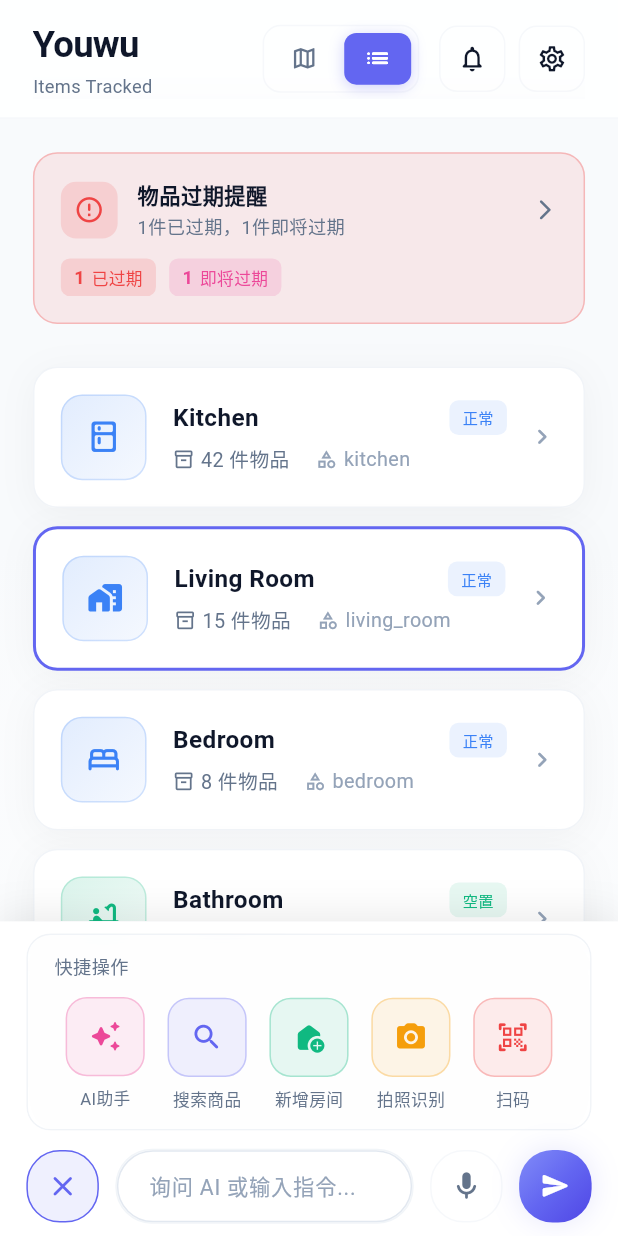
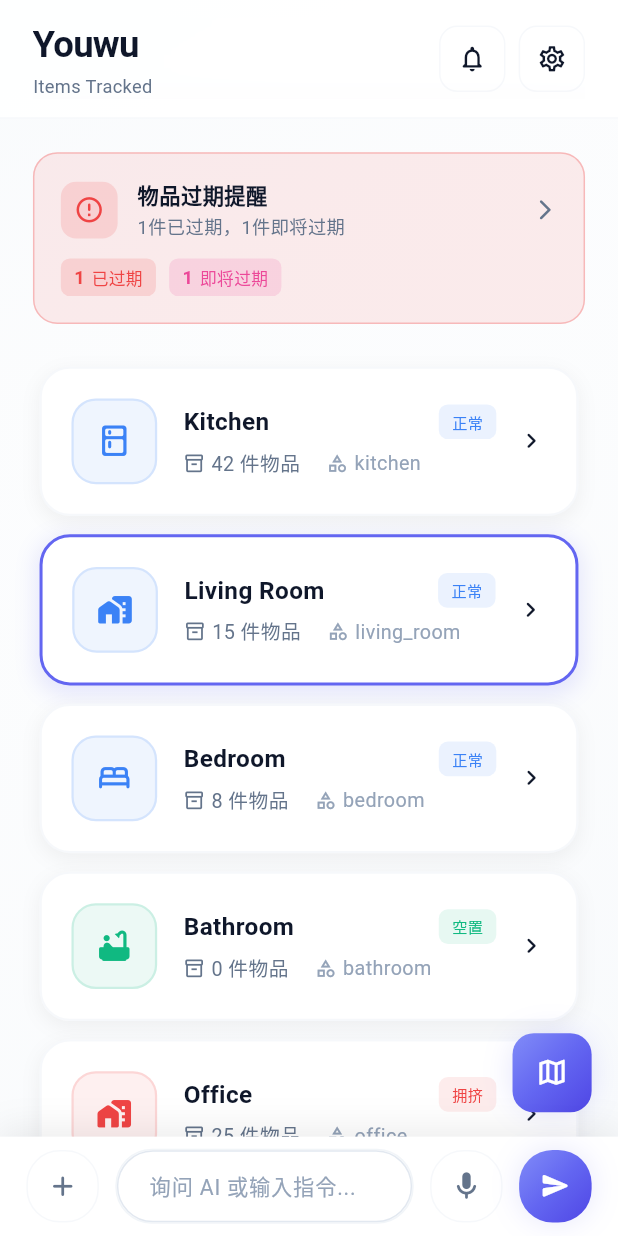
Before and after one commit to vluma/count_it_items, a Flutter app: the screen it shows after launch, after a tap on the "list" icon, on a phone screen of 412 x 824 dp. Run offline on Flutter 3.47's test engine with Material 3 defaults, Android fonts, the phone set to English and light mode, and no system bars; our stand-ins replace flutter_bloc, flutter_screenutil, flutter_tts, freezed_annotation, get_it, image_picker and 4 more; missing offline and left inert: mobile_scanner; accounts and stored records are empty; generated files the repository leaves out were written again.

Commit message:
feat: 优化房间卡片和地图交互体验
重构房间卡片样式，增加选中状态动画效果
改进地图点击检测算法，提升交互准确性
移除首页顶部的视图切换按钮，改为浮动按钮
调整页面背景渐变和布局样式

```diff
--- a/lib/features/home/view/home_page.dart
+++ b/lib/features/home/view/home_page.dart
@@ -25,8 +25,6 @@
   ViewMode _viewMode = ViewMode.map;
   final TransformationController _transformationController = TransformationController();
   final GlobalKey _customPaintKey = GlobalKey();
-  Offset? _pointerDownPosition;
-  int? _pointerDownTime;
 
   @override
   void initState() {
@@ -62,14 +60,12 @@
                       top: safePadding.top,
                       left: 0,
                       right: 0,
-                      child: HomeAppBar(
-                        viewMode: _viewMode,
-                        onViewModeChanged: (mode) {
-                          setState(() {
-                            _viewMode = mode;
-                          });
-                        },
+                      child: const HomeAppBar(),
                     ),
+                    Positioned(
+                      right: 16.w,
+                      bottom: 16.h,
+                      child: _buildViewModeFAB(colors),
                     ),
                   ],
                 ),
@@ -86,14 +82,14 @@
     return Container(
       decoration: BoxDecoration(
         gradient: LinearGradient(
-          begin: Alignment.topCenter,
-          end: Alignment.bottomCenter,
+          begin: Alignment.topLeft,
+          end: Alignment.bottomRight,
           colors: [
             colors.background,
-            colors.background.withValues(alpha: 0.95),
-            colors.surface.withValues(alpha: 0.3),
+            colors.surface.withValues(alpha: 0.5),
+            colors.background.withValues(alpha: 0.8),
           ],
-          stops: const [0.0, 0.6, 1.0],
+          stops: const [0.0, 0.4, 1.0],
         ),
       ),
     );
@@ -115,9 +111,15 @@
                   ),
                 ),
               Expanded(
+                child: AnimatedSwitcher(
+                  duration: const Duration(milliseconds: 300),
+                  transitionBuilder: (child, animation) {
+                    return FadeTransition(opacity: animation, child: child);
+                  },
                   child: _viewMode == ViewMode.map
                       ? _buildMapView(state, context)
                       : _buildListView(space.rooms, colors),
+                ),
               ),
             ],
           );
@@ -137,36 +139,7 @@
       colors: colors,
     );
 
-    return Listener(
-      onPointerDown: (event) {
-        _pointerDownPosition = event.localPosition;
-        _pointerDownTime = DateTime.now().millisecondsSinceEpoch;
-      },
-      onPointerUp: (event) {
-        if (_pointerDownPosition == null || _pointerDownTime == null) return;
-
-        final timeDiff = DateTime.now().millisecondsSinceEpoch - _pointerDownTime!;
-        final distance = (event.localPosition - _pointerDownPosition!).distance;
-
-        if (timeDiff < 500 && distance < 20) {
-          final RenderBox? customPaintBox = _customPaintKey.currentContext?.findRenderObject() as RenderBox?;
-          if (customPaintBox == null) return;
-          final size = customPaintBox.size;
-
-          final transform = _transformationController.value;
-          final inverseTransform = Matrix4.inverted(transform);
-          final transformedPoint = MatrixUtils.transformPoint(inverseTransform, event.localPosition);
-
-          final roomId = painter.hitTestRoom(transformedPoint, size);
-          if (roomId != null) {
-            context.read<MapCubit>().add(SelectRoom(roomId: roomId));
-          }
-        }
-
-        _pointerDownPosition = null;
-        _pointerDownTime = null;
-      },
-      child: InteractiveViewer(
+    return InteractiveViewer(
       transformationController: _transformationController,
       boundaryMargin: const EdgeInsets.all(200),
       minScale: 0.1,
@@ -174,11 +147,27 @@
       panEnabled: true,
       scaleEnabled: true,
       child: RepaintBoundary(
+        child: Builder(
+          builder: (context) {
+            return GestureDetector(
+              behavior: HitTestBehavior.opaque,
+              onTapUp: (details) {
+                final RenderBox? customPaintBox = _customPaintKey.currentContext?.findRenderObject() as RenderBox?;
+                if (customPaintBox == null) return;
+                final size = customPaintBox.size;
+
+                final roomId = painter.hitTestRoom(details.localPosition, size);
+                if (roomId != null) {
+                  context.read<MapCubit>().add(SelectRoom(roomId: roomId));
+                }
+              },
               child: CustomPaint(
                 key: _customPaintKey,
                 painter: painter,
                 size: Size.infinite,
               ),
+            );
+          }
         ),
       ),
     );
@@ -196,4 +185,28 @@
       },
     );
   }
+
+  Widget _buildViewModeFAB(AppColorsData colors) {
+    return GestureDetector(
+      onTap: () {
+        setState(() {
+          _viewMode = _viewMode == ViewMode.map ? ViewMode.list : ViewMode.map;
+        });
+      },
+      child: Container(
+        width: 48.w,
+        height: 48.w,
+        decoration: BoxDecoration(
+          gradient: colors.primaryGradient,
+          borderRadius: BorderRadius.circular(14.r),
+          boxShadow: colors.primaryGlow,
+        ),
+        child: Icon(
+          _viewMode == ViewMode.map ? Icons.list_rounded : Icons.map_outlined,
+          size: 22.sp,
+          color: Colors.white,
+        ),
+      ),
+    );
   }
+}
--- a/lib/features/home/view/widgets/ai_input_bar.dart
+++ b/lib/features/home/view/widgets/ai_input_bar.dart
@@ -191,10 +191,10 @@
   @override
   Widget build(BuildContext context) {
     final colors = AppColors.of(context);
-    final safePadding = MediaQuery.of(context).padding;
+    final viewPadding = MediaQuery.of(context).viewPadding;
 
     return Container(
-      padding: EdgeInsets.fromLTRB(16.w, 8.h, 16.w, safePadding.bottom + 8.h),
+      padding: EdgeInsets.fromLTRB(16.w, 8.h, 16.w, viewPadding.bottom + 8.h),
       decoration: BoxDecoration(
         color: colors.surface,
         boxShadow: [
--- a/lib/features/home/view/widgets/floating_action_button.dart
+++ b/lib/features/home/view/widgets/floating_action_button.dart
@@ -7,7 +7,7 @@
 import 'package:youwu/core/theme/app_colors.dart';
 import 'package:youwu/features/chat/view_model/chat_cubit.dart';
 import 'package:youwu/features/chat/view/chat_page.dart';
-import 'package:youwu/features/home/view/room_canvas_page.dart';
+import 'package:youwu/features/home/view/room_drawing_page.dart';
 import 'package:youwu/features/home/view/room_form_page.dart';
 import 'package:youwu/features/home/view/scanner_page.dart';
 import 'package:youwu/features/home/view_model/map_cubit.dart';
@@ -190,7 +190,7 @@
 
     final points = await Navigator.of(context).push<List<Offset>>(
       MaterialPageRoute(
-        builder: (context) => RoomCanvasPage(
+        builder: (context) => RoomDrawingPage(
           existingRooms: List.from(existingRooms),
         ),
       ),
--- a/lib/features/home/view/widgets/home_app_bar.dart
+++ b/lib/features/home/view/widgets/home_app_bar.dart
@@ -4,20 +4,14 @@
 import 'package:flutter_screenutil/flutter_screenutil.dart';
 import 'package:youwu/core/theme/app_colors.dart';
 import 'package:youwu/core/localization/l10n/app_localizations.dart';
-import 'package:youwu/features/home/view/home_page.dart';
 import 'package:youwu/features/settings/view/settings_page.dart';
 import 'package:youwu/features/notification/view/notification_page.dart';
 import 'package:youwu/features/notification/view_model/notification_cubit.dart';
 import 'package:youwu/features/notification/view_model/notification_state.dart';
 
 class HomeAppBar extends StatelessWidget {
-  final ViewMode viewMode;
-  final ValueChanged<ViewMode> onViewModeChanged;
-
   const HomeAppBar({
     super.key,
-    required this.viewMode,
-    required this.onViewModeChanged,
   });
 
   @override
@@ -42,8 +36,6 @@
             children: [
               _buildTitle(context, colors),
               const Spacer(),
-              _buildViewToggle(colors),
-              SizedBox(width: 12.w),
               _buildNotificationButton(context, colors),
               SizedBox(width: 8.w),
               _buildSettingsButton(context, colors),
@@ -78,71 +70,6 @@
           ),
         ),
       ],
-    );
-  }
-
-  Widget _buildViewToggle(AppColorsData colors) {
-    return Container(
-      padding: EdgeInsets.all(4.w),
-      decoration: BoxDecoration(
-        color: colors.surface.withValues(alpha: 0.5),
-        borderRadius: BorderRadius.circular(12.r),
-        border: Border.all(
-          color: colors.border.withValues(alpha: 0.3),
-          width: 1,
-        ),
-      ),
-      child: Row(
-        mainAxisSize: MainAxisSize.min,
-        children: [
-          _buildToggleButton(
-            icon: Icons.map_outlined,
-            isSelected: viewMode == ViewMode.map,
-            onTap: () => onViewModeChanged(ViewMode.map),
-            colors: colors,
-          ),
-          SizedBox(width: 4.w),
-          _buildToggleButton(
-            icon: Icons.list_rounded,
-            isSelected: viewMode == ViewMode.list,
-            onTap: () => onViewModeChanged(ViewMode.list),
-            colors: colors,
-          ),
-        ],
-      ),
-    );
-  }
-
-  Widget _buildToggleButton({
-    required IconData icon,
-    required bool isSelected,
-    required VoidCallback onTap,
-    required AppColorsData colors,
-  }) {
-    return GestureDetector(
-      onTap: onTap,
-      child: AnimatedContainer(
-        duration: const Duration(milliseconds: 200),
-        padding: EdgeInsets.symmetric(horizontal: 12.w, vertical: 8.h),
-        decoration: BoxDecoration(
-          color: isSelected ? colors.primary : Colors.transparent,
-          borderRadius: BorderRadius.circular(8.r),
-          boxShadow: isSelected
-              ? [
-                  BoxShadow(
-                    color: colors.primary.withValues(alpha: 0.3),
-                    blurRadius: 8,
-                    offset: const Offset(0, 2),
-                  ),
-                ]
-              : null,
-        ),
-        child: Icon(
-          icon,
-          size: 18.sp,
-          color: isSelected ? Colors.white : colors.textSecondary,
-        ),
-      ),
     );
   }
 
--- a/lib/features/home/view/widgets/room_card.dart
+++ b/lib/features/home/view/widgets/room_card.dart
@@ -23,16 +23,33 @@
 
     return GestureDetector(
       onTap: () => _navigateToEditPage(context),
-      child: Container(
-        padding: EdgeInsets.all(16.w),
+      child: AnimatedContainer(
+        duration: const Duration(milliseconds: 200),
+        padding: EdgeInsets.all(18.w),
+        margin: EdgeInsets.symmetric(horizontal: 4.w),
         decoration: BoxDecoration(
           color: colors.card,
-          borderRadius: BorderRadius.circular(16.r),
+          borderRadius: BorderRadius.circular(20.r),
           border: Border.all(
-            color: room.isSelected ? colors.primary : colors.border.withValues(alpha: 0.5),
-            width: room.isSelected ? 2 : 1,
+            color: room.isSelected ? colors.primary : colors.border.withValues(alpha: 0.3),
+            width: room.isSelected ? 2 : 1.5,
           ),
-          boxShadow: colors.cardShadow,
+          boxShadow: room.isSelected
+            ? [
+                BoxShadow(
+                  color: colors.primary.withValues(alpha: 0.15),
+                  blurRadius: 12,
+                  spreadRadius: 2,
+                  offset: const Offset(0, 4),
+                )
+              ]
+            : [
+                BoxShadow(
+                  color: colors.shadow.withValues(alpha: 0.05),
+                  blurRadius: 10,
+                  offset: const Offset(0, 4),
+                )
+              ],
         ),
         child: Row(
           children: [
@@ -109,7 +126,6 @@
             Icon(
               Icons.chevron_right_rounded,
               size: 20.sp,
-              color: colors.textTertiary,
             ),
           ],
         ),
@@ -133,18 +149,11 @@
       width: 52.w,
       height: 52.w,
       decoration: BoxDecoration(
-        gradient: LinearGradient(
-          begin: Alignment.topLeft,
-          end: Alignment.bottomRight,
-          colors: [
-            statusColor.withValues(alpha: 0.15),
-            statusColor.withValues(alpha: 0.05),
-          ],
-        ),
-        borderRadius: BorderRadius.circular(14.r),
+        color: statusColor.withValues(alpha: 0.08),
+        borderRadius: BorderRadius.circular(16.r),
         border: Border.all(
-          color: statusColor.withValues(alpha: 0.2),
-          width: 1,
+          color: statusColor.withValues(alpha: 0.15),
+          width: 1.5,
         ),
       ),
       child: Icon(
--- a/lib/features/home/view_model/map_cubit.dart
+++ b/lib/features/home/view_model/map_cubit.dart
@@ -57,8 +57,7 @@
 
   Future<void> _onSelectRoom(SelectRoom event, Emitter<MapState> emit) async {
     try {
-      final room = await spaceRepository.selectRoom(event.roomId);
-      emit(MapState.roomSelected(room: room));
+      await spaceRepository.selectRoom(event.roomId);
 
       final space = await spaceRepository.getSpaceData();
       emit(MapState.success(
```
Also changed, not shown: lib/data/repositories/space_repository_impl.dart (+2 -12 lines), lib/features/home/view/widgets/map_painter.dart (+52 -52 lines), openclaw.json (added, +98 -0 lines). Lines whose indentation alone changed are shown as unchanged.
